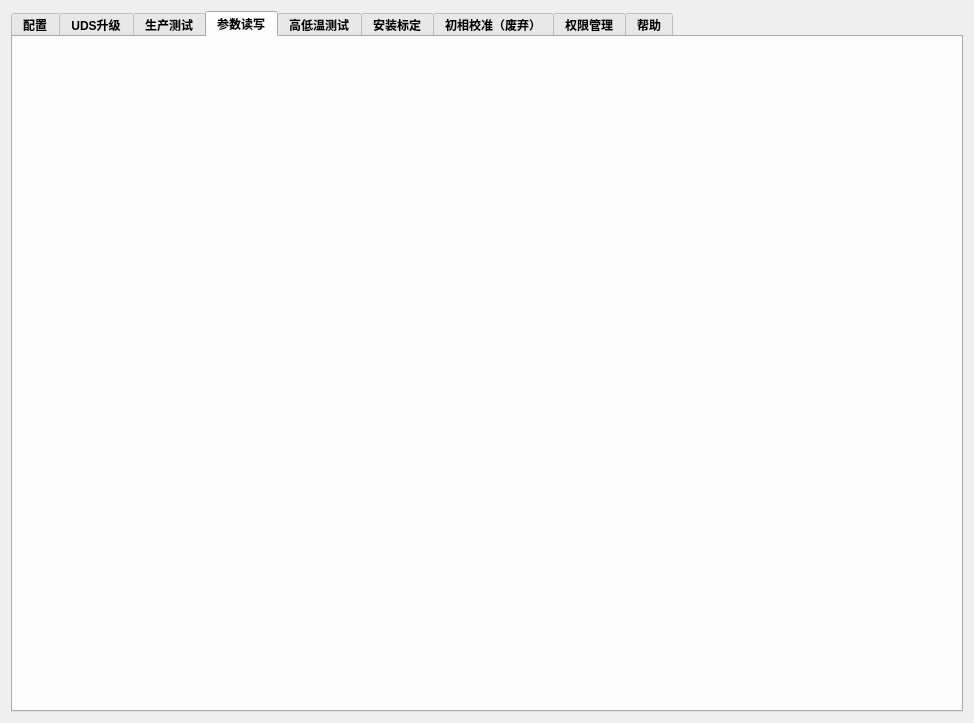
nealwang123/template2, file src/app/view/businessform/udsform.ui: the form before one commit.
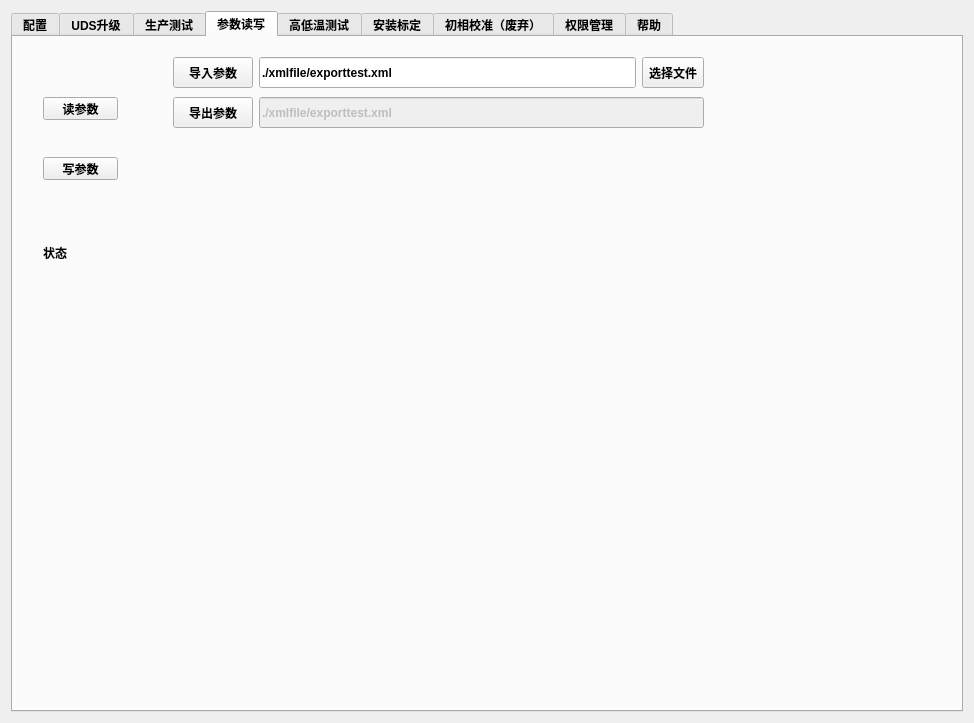
The form after the commit. The open tabs and pages were chosen to show the change. Icons and pictures are not drawn.

Commit message: V1.2.4 1:添加代理实现tableview复选框，当前状态只有点击情况下复选框可见，其它为true/false; 2:添加xml解析器 3：添加自动创建文件夹（。。。） 4：修复 canapi发送 NormalSend 返回 _STATUS_OK放在错误地方； 5：添加导入xml提示； 6：can配置参数化（进行中），can软硬件绑定； V1.2.3 1:简化固件更新流程，删除点击初始化按钮后询问弹窗，方便操作； 2:客户模式下固件更新后添加版本号实时显示；

Diff of the .ui file:
```diff
--- a/src/app/view/businessform/udsform.ui
+++ b/src/app/view/businessform/udsform.ui
@@ -1692,12 +1692,146 @@
        <property name="geometry">
         <rect>
          <x>160</x>
-         <y>10</y>
+         <y>110</y>
          <width>781</width>
-         <height>571</height>
+         <height>561</height>
         </rect>
        </property>
       </widget>
+      <widget class="QPushButton" name="pushButton_4">
+       <property name="geometry">
+        <rect>
+         <x>30</x>
+         <y>120</y>
+         <width>75</width>
+         <height>23</height>
+        </rect>
+       </property>
+       <property name="text">
+        <string>写参数</string>
+       </property>
+      </widget>
+      <widget class="QPushButton" name="pushButton_6">
+       <property name="geometry">
+        <rect>
+         <x>30</x>
+         <y>60</y>
+         <width>75</width>
+         <height>23</height>
+        </rect>
+       </property>
+       <property name="text">
+        <string>读参数</string>
+       </property>
+      </widget>
+      <widget class="QWidget" name="layoutWidget">
+       <property name="geometry">
+        <rect>
+         <x>160</x>
+         <y>20</y>
+         <width>531</width>
+         <height>31</height>
+        </rect>
+       </property>
+       <layout class="QHBoxLayout" name="horizontalLayout_33">
+        <item>
+         <widget class="QPushButton" name="pushButton_import">
+          <property name="sizePolicy">
+           <sizepolicy hsizetype="Minimum" vsizetype="Preferred">
+            <horstretch>0</horstretch>
+            <verstretch>0</verstretch>
+           </sizepolicy>
+          </property>
+          <property name="text">
+           <string>导入参数</string>
+          </property>
+         </widget>
+        </item>
+        <item>
+         <widget class="QLineEdit" name="lineEdit">
+          <property name="enabled">
+           <bool>true</bool>
+          </property>
+          <property name="sizePolicy">
+           <sizepolicy hsizetype="Expanding" vsizetype="Preferred">
+            <horstretch>0</horstretch>
+            <verstretch>0</verstretch>
+           </sizepolicy>
+          </property>
+          <property name="text">
+           <string>./xmlfile/exporttest.xml</string>
+          </property>
+         </widget>
+        </item>
+        <item>
+         <widget class="QToolButton" name="toolButton">
+          <property name="sizePolicy">
+           <sizepolicy hsizetype="Fixed" vsizetype="Preferred">
+            <horstretch>0</horstretch>
+            <verstretch>0</verstretch>
+           </sizepolicy>
+          </property>
+          <property name="text">
+           <string>选择文件</string>
+          </property>
+         </widget>
+        </item>
+       </layout>
+      </widget>
+      <widget class="QLabel" name="label_state_setPara">
+       <property name="geometry">
+        <rect>
+         <x>30</x>
+         <y>180</y>
+         <width>81</width>
+         <height>71</height>
+        </rect>
+       </property>
+       <property name="text">
+        <string>状态</string>
+       </property>
+      </widget>
+      <widget class="QWidget" name="layoutWidget_3">
+       <property name="geometry">
+        <rect>
+         <x>160</x>
+         <y>60</y>
+         <width>531</width>
+         <height>31</height>
+        </rect>
+       </property>
+       <layout class="QHBoxLayout" name="horizontalLayout_34">
+        <item>
+         <widget class="QPushButton" name="pushButton_export">
+          <property name="sizePolicy">
+           <sizepolicy hsizetype="Minimum" vsizetype="Preferred">
+            <horstretch>0</horstretch>
+            <verstretch>0</verstretch>
+           </sizepolicy>
+          </property>
+          <property name="text">
+           <string>导出参数</string>
+          </property>
+         </widget>
+        </item>
+        <item>
+         <widget class="QLineEdit" name="lineEdit_2">
+          <property name="enabled">
+           <bool>false</bool>
+          </property>
+          <property name="sizePolicy">
+           <sizepolicy hsizetype="Expanding" vsizetype="Preferred">
+            <horstretch>0</horstretch>
+            <verstretch>0</verstretch>
+           </sizepolicy>
+          </property>
+          <property name="text">
+           <string>./xmlfile/exporttest.xml</string>
+          </property>
+         </widget>
+        </item>
+       </layout>
+      </widget>
      </widget>
      <widget class="QWidget" name="tab_5">
       <attribute name="title">
```
Left out of the diff: 257 changed lines with no effect on the pictures. The commit also changes 23 other files.
